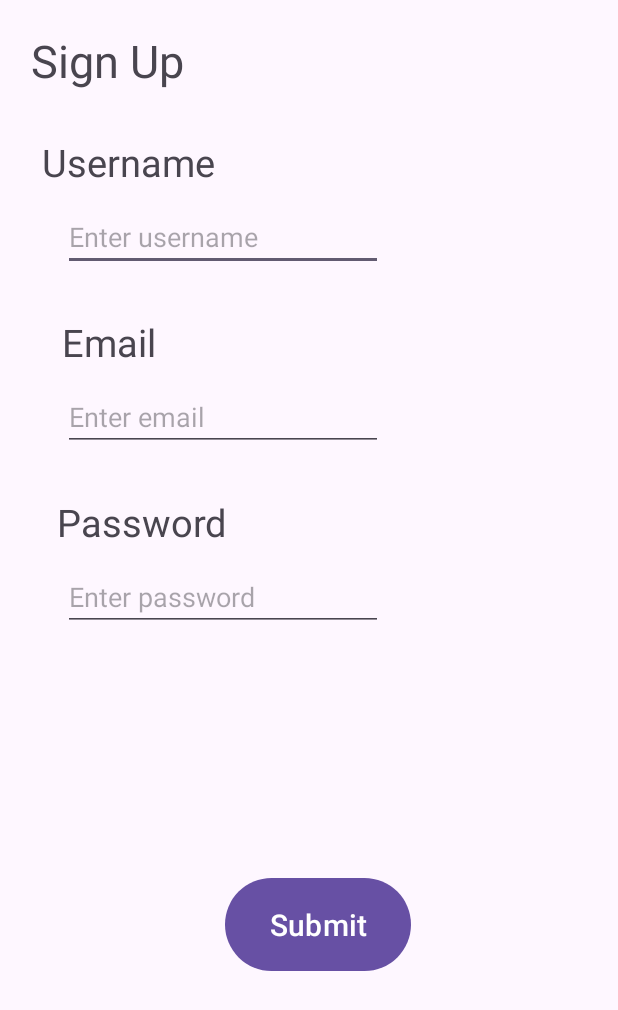
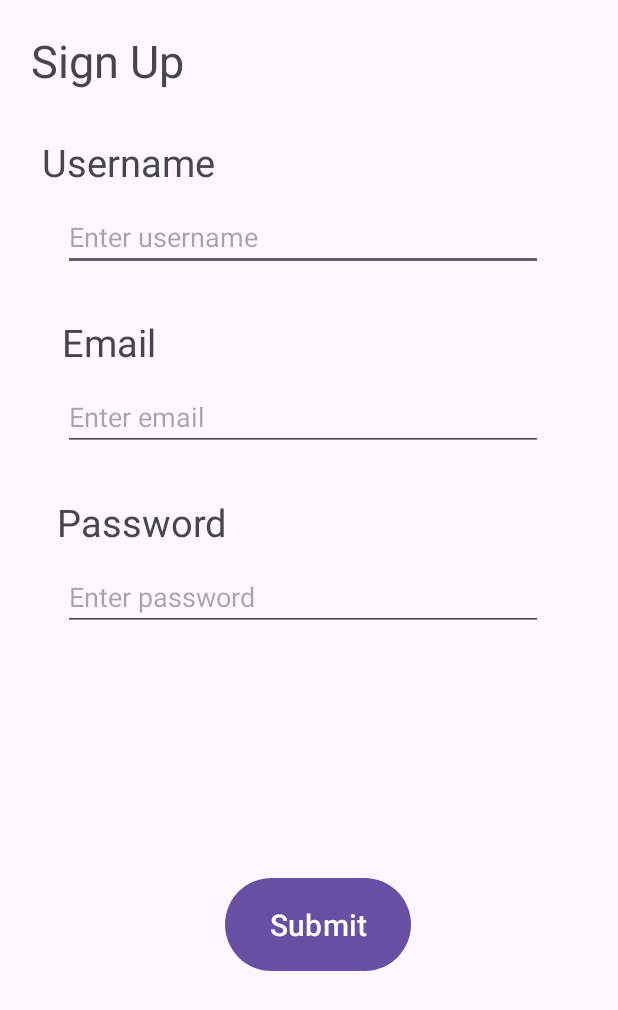
Before and after one commit to rKuria/GarbageRequest, an Android app: the SignUp screen opened directly, with no data from a screen before it, on a phone screen of 412 x 824 dp. Shown: the top 1010 px of the screen. Run offline under Robolectric (Android 15) with nearby library versions, the phone set to English and light mode, and no system bars; our stand-ins replace Room's generated code.

Commit message:
changed it

```diff
--- a/app/src/main/res/layout/activity_sign_up.xml
+++ b/app/src/main/res/layout/activity_sign_up.xml
@@ -33,25 +33,29 @@
 
     <EditText
         android:id="@+id/et_name"
-        android:layout_width="wrap_content"
+        android:layout_width="0dp"
         android:layout_height="wrap_content"
         android:layout_marginStart="42dp"
         android:layout_marginTop="10dp"
+        android:layout_marginEnd="50dp"
         android:ems="10"
         android:hint="@string/Username"
         android:inputType="text"
+        app:layout_constraintEnd_toEndOf="parent"
         app:layout_constraintStart_toStartOf="parent"
         app:layout_constraintTop_toBottomOf="@+id/tv_name" />
 
     <EditText
         android:id="@+id/et_email"
-        android:layout_width="wrap_content"
+        android:layout_width="0dp"
         android:layout_height="wrap_content"
         android:layout_marginStart="42dp"
         android:layout_marginTop="10dp"
+        android:layout_marginEnd="50dp"
         android:ems="10"
         android:hint="@string/Email"
         android:inputType="textEmailAddress"
+        app:layout_constraintEnd_toEndOf="parent"
         app:layout_constraintStart_toStartOf="parent"
         app:layout_constraintTop_toBottomOf="@+id/tv_email" />
 
@@ -79,13 +83,15 @@
 
     <EditText
         android:id="@+id/et_password"
-        android:layout_width="wrap_content"
+        android:layout_width="0dp"
         android:layout_height="wrap_content"
         android:layout_marginStart="42dp"
         android:layout_marginTop="10dp"
+        android:layout_marginEnd="50dp"
         android:ems="10"
         android:hint="@string/Password"
         android:inputType="textPassword"
+        app:layout_constraintEnd_toEndOf="parent"
         app:layout_constraintStart_toStartOf="parent"
         app:layout_constraintTop_toBottomOf="@+id/tv_password" />
 
```
